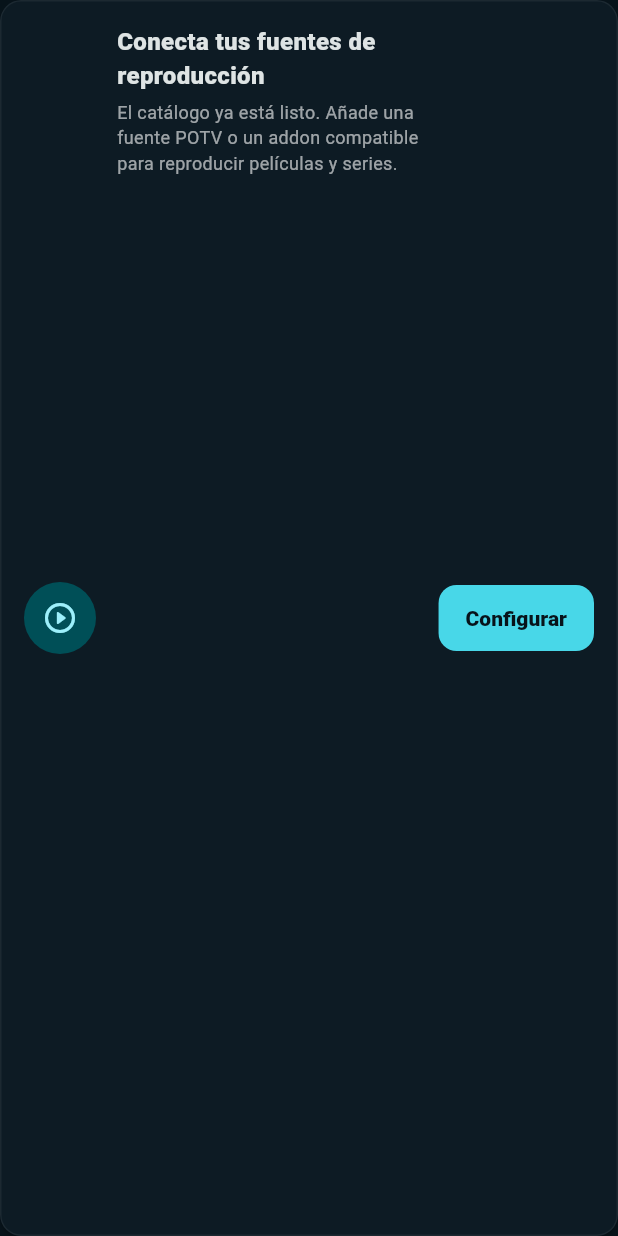
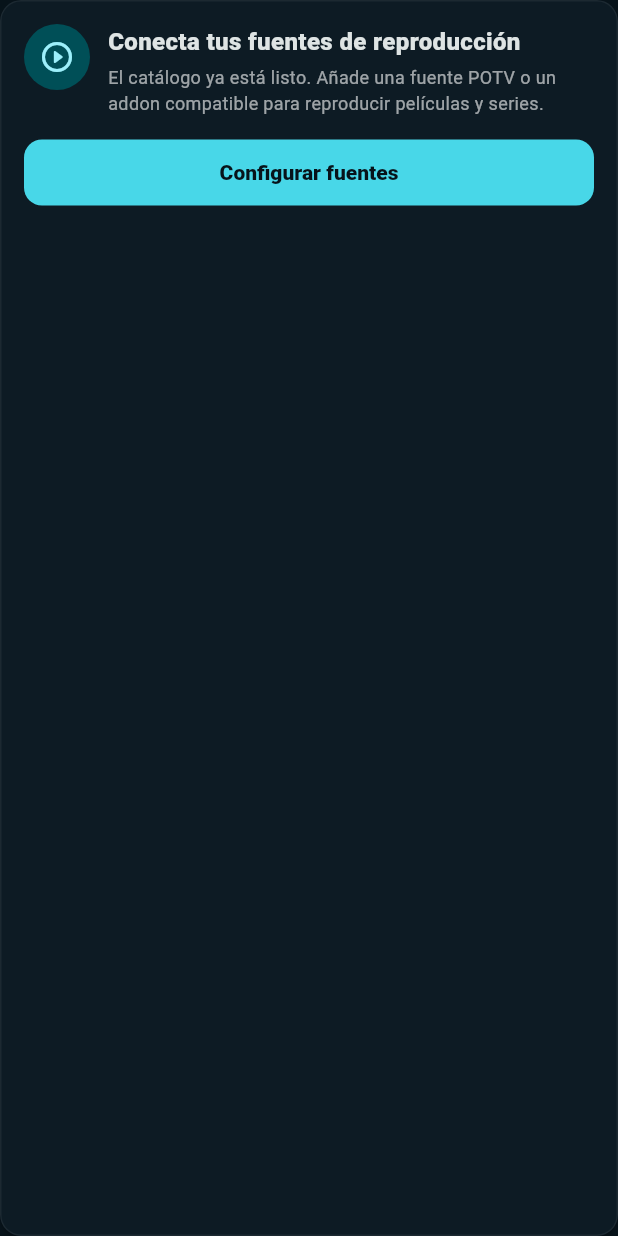
Before and after one commit to ricardoaldape/POTV, a Flutter app: the _PlaybackSetupCard widget shown alone on an empty page, opened directly, on a phone screen of 412 x 824 dp. Run offline on Flutter 3.47's test engine with Material 3 defaults, Android fonts, the phone set to English and light mode, and no system bars; our stand-ins replace dio, file_picker, flutter_riverpod, go_router, shared_preferences, webview_flutter; missing offline and left inert: media_kit, media_kit_video, webview_flutter_android; accounts and stored records are empty; statements that could not run were skipped.

Commit message:
Polish first-run source setup on phones

```diff
--- a/lib/features/home/home_screen.dart
+++ b/lib/features/home/home_screen.dart
@@ -675,16 +675,11 @@ class _PlaybackSetupCard extends StatelessWidget {
     return Card(
       child: Padding(
         padding: const EdgeInsets.all(16),
-        child: Row(
-          children: [
-            const CircleAvatar(
-              radius: 24,
-              child: Icon(Icons.play_circle_outline_rounded),
-            ),
-            const SizedBox(width: 14),
-            const Expanded(
-              child: Column(
+        child: LayoutBuilder(
+          builder: (context, constraints) {
+            const copy = Column(
               crossAxisAlignment: CrossAxisAlignment.start,
+              mainAxisSize: MainAxisSize.min,
               children: [
                 Text(
                   'Conecta tus fuentes de reproducción',
@@ -702,14 +697,48 @@ class _PlaybackSetupCard extends StatelessWidget {
                   ),
                 ),
               ],
+            );
+
+            if (constraints.maxWidth < 500) {
+              return Column(
+                crossAxisAlignment: CrossAxisAlignment.stretch,
+                children: [
+                  const Row(
+                    crossAxisAlignment: CrossAxisAlignment.start,
+                    children: [
+                      CircleAvatar(
+                        radius: 22,
+                        child: Icon(Icons.play_circle_outline_rounded),
                       ),
+                      SizedBox(width: 12),
+                      Expanded(child: copy),
+                    ],
                   ),
+                  const SizedBox(height: 14),
+                  FilledButton.tonal(
+                    onPressed: onConfigure,
+                    child: const Text('Configurar fuentes'),
+                  ),
+                ],
+              );
+            }
+
+            return Row(
+              children: [
+                const CircleAvatar(
+                  radius: 24,
+                  child: Icon(Icons.play_circle_outline_rounded),
+                ),
+                const SizedBox(width: 14),
+                const Expanded(child: copy),
                 const SizedBox(width: 10),
                 FilledButton.tonal(
                   onPressed: onConfigure,
                   child: const Text('Configurar'),
                 ),
               ],
+            );
+          },
         ),
       ),
     );
```
Lines whose indentation alone changed are shown as unchanged.
